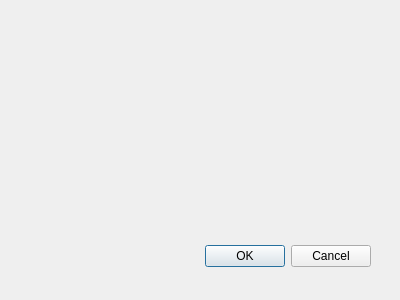
Old version of the form Graffik/gui/film/Dialogs/cameracontroldialog.ui in the repository DynamicPerception/Graffik_Legacy.
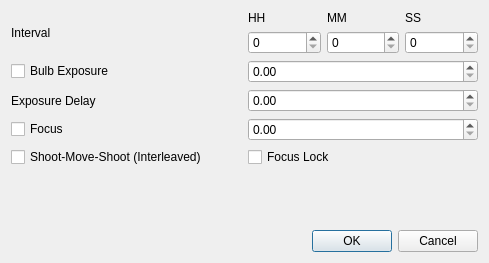
New version of the form.

Patch:
```diff
--- a/Graffik/gui/film/Dialogs/cameracontroldialog.ui
+++ b/Graffik/gui/film/Dialogs/cameracontroldialog.ui
@@ -8,29 +8,127 @@
    <rect>
     <x>0</x>
     <y>0</y>
-    <width>400</width>
-    <height>300</height>
+    <width>489</width>
+    <height>263</height>
    </rect>
   </property>
   <property name="windowTitle">
    <string>Dialog</string>
   </property>
-  <widget class="QDialogButtonBox" name="buttonBox">
-   <property name="geometry">
-    <rect>
-     <x>30</x>
-     <y>240</y>
-     <width>341</width>
-     <height>32</height>
-    </rect>
-   </property>
-   <property name="orientation">
-    <enum>Qt::Horizontal</enum>
-   </property>
-   <property name="standardButtons">
-    <set>QDialogButtonBox::Cancel|QDialogButtonBox::Ok</set>
-   </property>
-  </widget>
+  <layout class="QGridLayout" name="gridLayout_3">
+   <item row="0" column="0">
+    <layout class="QGridLayout" name="gridLayout_2">
+     <item row="0" column="1">
+      <layout class="QGridLayout" name="gridLayout">
+       <item row="1" column="0">
+        <widget class="QSpinBox" name="hhSpinBox"/>
+       </item>
+       <item row="1" column="1">
+        <widget class="QSpinBox" name="mmSpinBox"/>
+       </item>
+       <item row="1" column="2">
+        <widget class="QSpinBox" name="ssSpinBox"/>
+       </item>
+       <item row="0" column="0">
+        <widget class="QLabel" name="label_3">
+         <property name="text">
+          <string>HH</string>
+         </property>
+        </widget>
+       </item>
+       <item row="0" column="1">
+        <widget class="QLabel" name="label_4">
+         <property name="text">
+          <string>MM</string>
+         </property>
+        </widget>
+       </item>
+       <item row="0" column="2">
+        <widget class="QLabel" name="label_5">
+         <property name="text">
+          <string>SS</string>
+         </property>
+        </widget>
+       </item>
+      </layout>
+     </item>
+     <item row="1" column="0">
+      <widget class="QCheckBox" name="bulbCheck">
+       <property name="text">
+        <string>Bulb Exposure</string>
+       </property>
+      </widget>
+     </item>
+     <item row="2" column="0">
+      <widget class="QLabel" name="label">
+       <property name="text">
+        <string>Exposure Delay</string>
+       </property>
+      </widget>
+     </item>
+     <item row="3" column="0">
+      <widget class="QCheckBox" name="focusCheck">
+       <property name="text">
+        <string>Focus</string>
+       </property>
+      </widget>
+     </item>
+     <item row="4" column="0">
+      <widget class="QCheckBox" name="smsCheck">
+       <property name="text">
+        <string>Shoot-Move-Shoot (Interleaved)</string>
+       </property>
+      </widget>
+     </item>
+     <item row="0" column="0">
+      <widget class="QLabel" name="label_2">
+       <property name="text">
+        <string>Interval</string>
+       </property>
+      </widget>
+     </item>
+     <item row="6" column="0" colspan="2">
+      <widget class="QDialogButtonBox" name="buttonBox">
+       <property name="orientation">
+        <enum>Qt::Horizontal</enum>
+       </property>
+       <property name="standardButtons">
+        <set>QDialogButtonBox::Cancel|QDialogButtonBox::Ok</set>
+       </property>
+      </widget>
+     </item>
+     <item row="1" column="1">
+      <widget class="QDoubleSpinBox" name="bulbSpin"/>
+     </item>
+     <item row="2" column="1">
+      <widget class="QDoubleSpinBox" name="delaySpin"/>
+     </item>
+     <item row="3" column="1">
+      <widget class="QDoubleSpinBox" name="focusSpin"/>
+     </item>
+     <item row="4" column="1">
+      <widget class="QCheckBox" name="lockCheck">
+       <property name="text">
+        <string>Focus Lock</string>
+       </property>
+      </widget>
+     </item>
+     <item row="5" column="0">
+      <spacer name="verticalSpacer">
+       <property name="orientation">
+        <enum>Qt::Vertical</enum>
+       </property>
+       <property name="sizeHint" stdset="0">
+        <size>
+         <width>20</width>
+         <height>40</height>
+        </size>
+       </property>
+      </spacer>
+     </item>
+    </layout>
+   </item>
+  </layout>
  </widget>
  <pixmapfunction/>
  <resources/>
```
Left out of the diff: 7 changed lines with no effect on the pictures.
